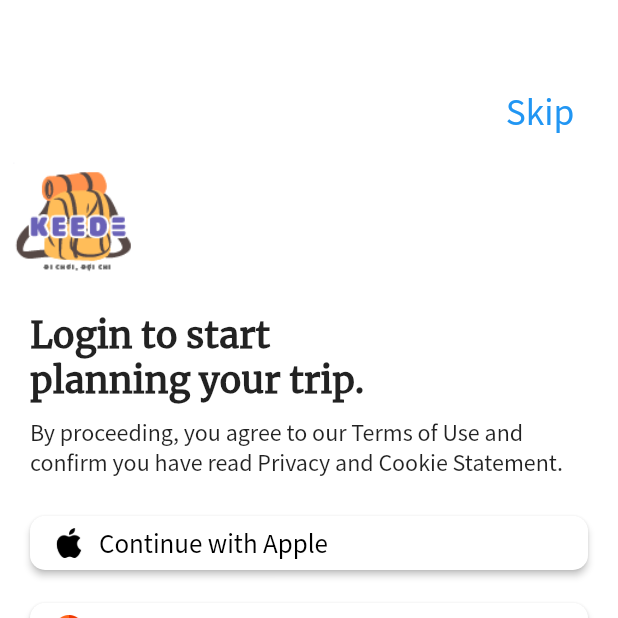
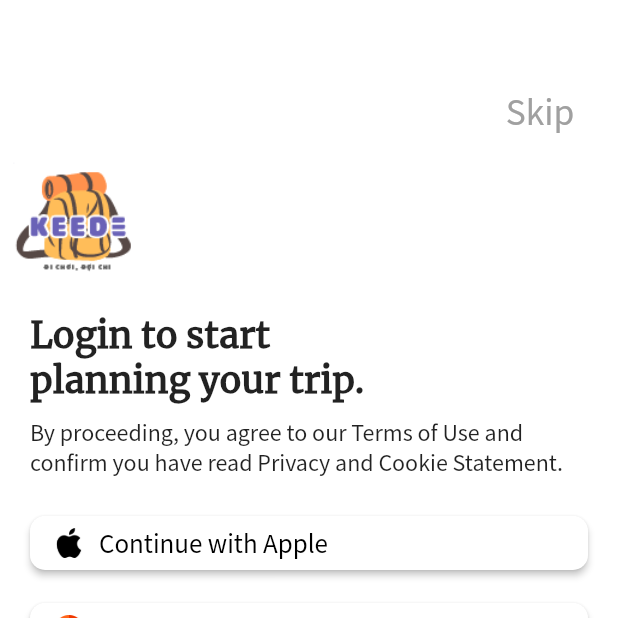
Before and after one commit to phanlankhanh/shecodes-keede, a Flutter app: the Login screen opened directly, on a phone screen of 412 x 824 dp, the top half of it. Run offline on Flutter 3.47's test engine with Material 2 defaults, Android fonts, the phone set to English and light mode, and no system bars; our stand-ins replace flutter_svg.

Commit message:
add more colour

```diff
--- a/lib/style/color.dart
+++ b/lib/style/color.dart
@@ -7,6 +7,7 @@ class AppColors {
   static const iconGray = Color(0xff000000);
   static const primaryGreen = Color(0xff014519);
   static const secondaryGreen = Color(0xffAED6BC);
+  static const grey = Color(0xffA0A0A0);
 
   static const black = Colors.black;
   static const primary = Color(0xff262626);
```
